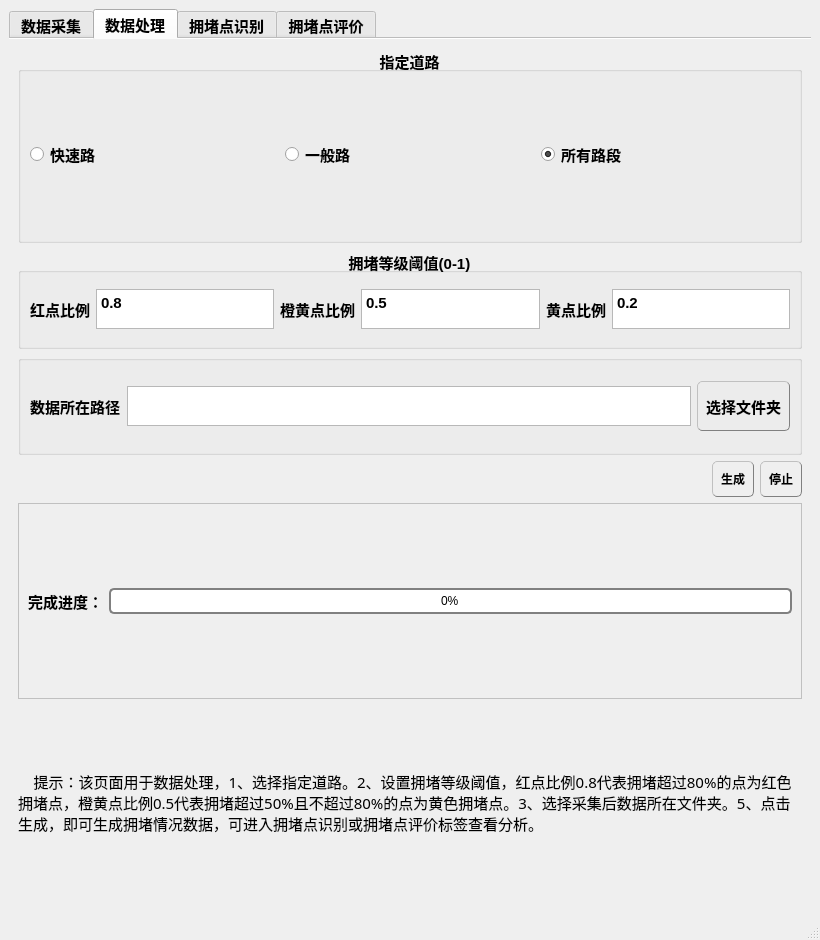
Before: the Qt Designer form demo/main.ui in kirin-intelligence/red-green-blindness, drawn with Qt 5.
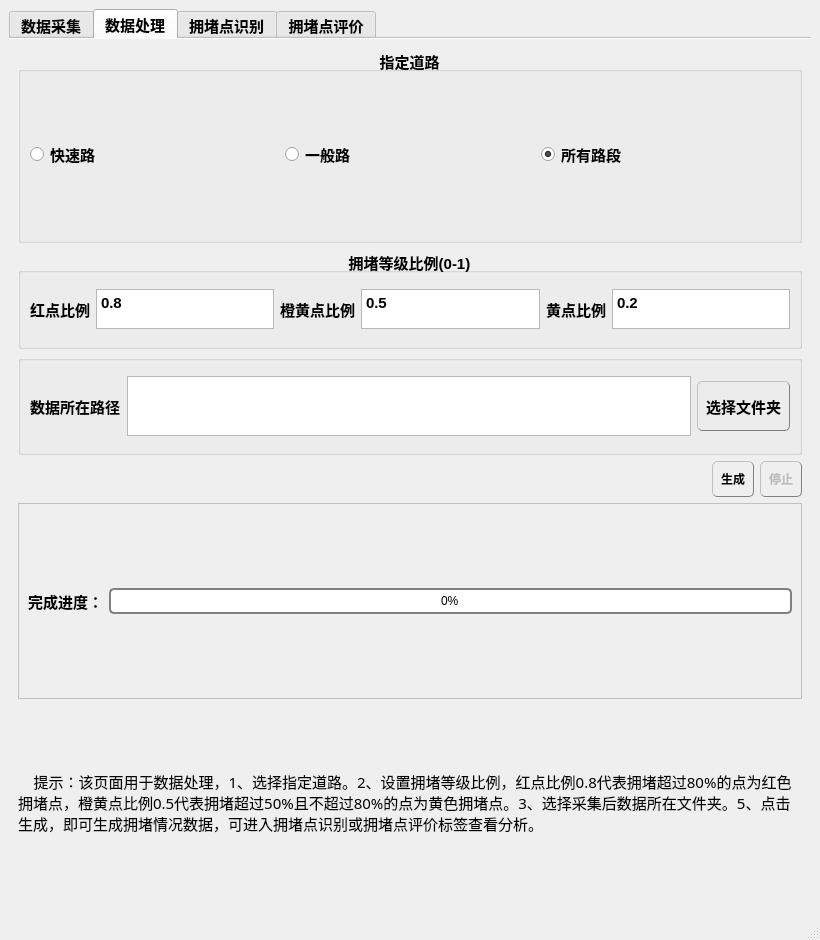
After: the same form once the commit is applied. The open tabs and pages were chosen to show the change. Icons and pictures are not drawn.

```diff
--- a/demo/main.ui
+++ b/demo/main.ui
@@ -734,6 +734,9 @@
           </item>
           <item>
            <widget class="QPushButton" name="pushButton_13">
+            <property name="enabled">
+             <bool>false</bool>
+            </property>
             <property name="font">
              <font>
               <weight>75</weight>
@@ -797,7 +800,7 @@
            <number>0</number>
           </property>
           <property name="text">
-           <string>    提示：该页面用于数据处理，1、选择指定道路。2、设置拥堵等级阈值，红点比例0.8代表拥堵超过80%的点为红色拥堵点，橙黄点比例0.5代表拥堵超过50%且不超过80%的点为黄色拥堵点。3、选择采集后数据所在文件夹。5、点击生成，即可生成拥堵情况数据，可进入拥堵点识别或拥堵点评价标签查看分析。</string>
+           <string>    提示：该页面用于数据处理，1、选择指定道路。2、设置拥堵等级比例，红点比例0.8代表拥堵超过80%的点为红色拥堵点，橙黄点比例0.5代表拥堵超过50%且不超过80%的点为黄色拥堵点。3、选择采集后数据所在文件夹。5、点击生成，即可生成拥堵情况数据，可进入拥堵点识别或拥堵点评价标签查看分析。</string>
           </property>
           <property name="wordWrap">
            <bool>true</bool>
@@ -855,7 +858,7 @@
            </size>
           </property>
           <property name="title">
-           <string>拥堵等级阈值(0-1)</string>
+           <string>拥堵等级比例(0-1)</string>
           </property>
           <property name="alignment">
            <set>Qt::AlignCenter</set>
@@ -1001,10 +1004,16 @@
           <layout class="QGridLayout" name="gridLayout_6">
            <item row="0" column="1">
             <widget class="QTextEdit" name="textEdit_7">
+             <property name="minimumSize">
+              <size>
+               <width>0</width>
+               <height>60</height>
+              </size>
+             </property>
              <property name="maximumSize">
               <size>
                <width>16777215</width>
-               <height>40</height>
+               <height>60</height>
               </size>
              </property>
             </widget>
```
Left out of the diff: 7 changed lines with no effect on the pictures.
